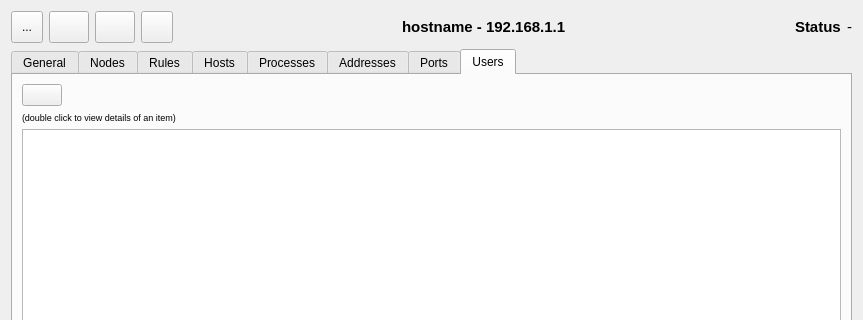
Qt form ui/opensnitch/res/stats.ui (evilsocket/opensnitch) before a commit; both pictures show x 0 to 863 and y 0 to 320 of the 863 by 600 pixel window.
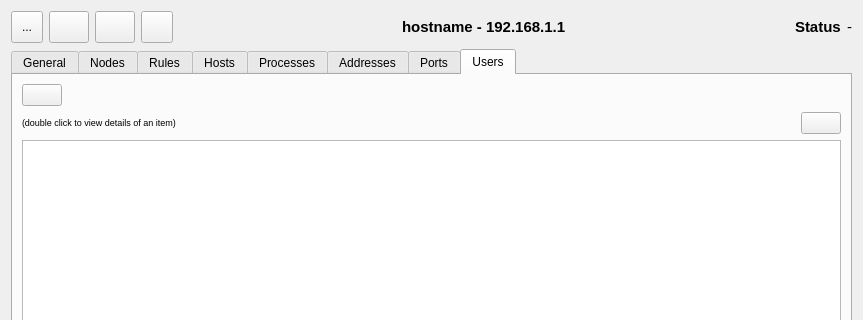
The same form after that commit. The open tabs and pages were chosen to show the change. Icons and pictures are not drawn.

Commit message: ui: allow to clear stats

The edit to the form file:
```diff
--- a/ui/opensnitch/res/stats.ui
+++ b/ui/opensnitch/res/stats.ui
@@ -708,11 +708,38 @@
         </layout>
        </item>
        <item>
-        <widget class="QLabel" name="tipUsersLabel">
-         <property name="text">
-          <string>&lt;html&gt;&lt;head/&gt;&lt;body&gt;&lt;p&gt;&lt;span style=&quot; font-size:7pt;&quot;&gt;(double click to view details of an item)&lt;/span&gt;&lt;/p&gt;&lt;/body&gt;&lt;/html&gt;</string>
-         </property>
-        </widget>
+        <layout class="QHBoxLayout" name="horizontalLayout_7">
+         <item>
+          <widget class="QLabel" name="tipUsersLabel">
+           <property name="text">
+            <string>&lt;html&gt;&lt;head/&gt;&lt;body&gt;&lt;p&gt;&lt;span style=&quot; font-size:7pt;&quot;&gt;(double click to view details of an item)&lt;/span&gt;&lt;/p&gt;&lt;/body&gt;&lt;/html&gt;</string>
+           </property>
+          </widget>
+         </item>
+         <item>
+          <spacer name="horizontalSpacer_12">
+           <property name="orientation">
+            <enum>Qt::Horizontal</enum>
+           </property>
+           <property name="sizeHint" stdset="0">
+            <size>
+             <width>40</width>
+             <height>20</height>
+            </size>
+           </property>
+          </spacer>
+         </item>
+         <item>
+          <widget class="QPushButton" name="cmdCleanUsers">
+           <property name="text">
+            <string/>
+           </property>
+           <property name="icon">
+            <iconset theme="edit-clear-all"/>
+           </property>
+          </widget>
+         </item>
+        </layout>
        </item>
        <item>
         <widget class="QTableView" name="usersTable">
```
Left out of the diff: 40 changed lines with no effect on the pictures. The commit also changes 1 other file.
